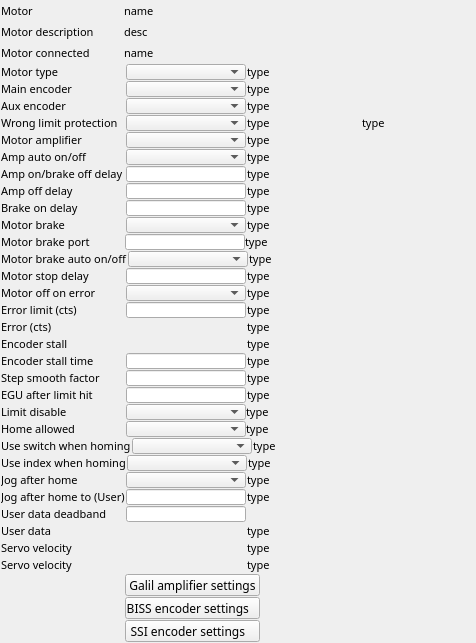
Qt form 3-6/GalilSup/op/ui/galil_motor_extras.ui (motorapp/Galil) before a commit.
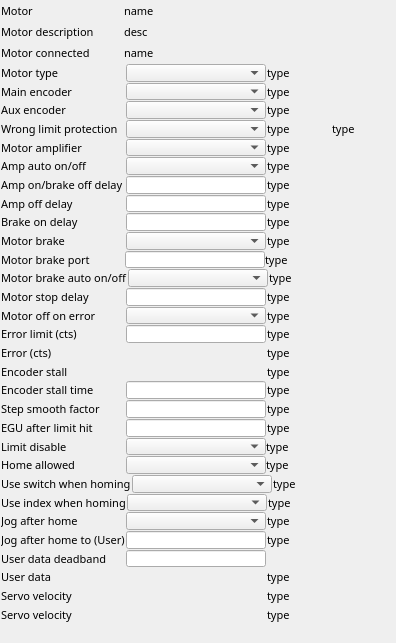
The same form after that commit. Custom widgets are drawn as their Qt base class.

```diff
--- a/3-6/GalilSup/op/ui/galil_motor_extras.ui
+++ b/3-6/GalilSup/op/ui/galil_motor_extras.ui
@@ -6,7 +6,7 @@
    <rect>
     <x>0</x>
     <y>0</y>
-    <width>476</width>
+    <width>396</width>
     <height>643</height>
    </rect>
   </property>
@@ -19,7 +19,7 @@
   <property name="windowTitle">
    <string>EFrame</string>
   </property>
-  <layout class="QVBoxLayout" name="verticalLayout" stretch="2,2,2,2,2,2,2,2,2,2,2,2,2,2,2,2,2,2,2,2,2,2,2,2,2,2,2,2,2,2,2,2,2,3,3,3">
+  <layout class="QVBoxLayout" name="verticalLayout" stretch="2,2,2,2,2,2,2,2,2,2,2,2,2,2,2,2,2,2,2,2,2,2,2,2,2,2,2,2,2,2,2,2,2,2">
    <property name="spacing">
     <number>1</number>
    </property>
@@ -285,10 +285,16 @@
        </property>
        <property name="minimumSize">
         <size>
-         <width>120</width>
+         <width>140</width>
          <height>1</height>
         </size>
        </property>
+       <property name="maximumSize">
+        <size>
+         <width>140</width>
+         <height>20</height>
+        </size>
+       </property>
        <property name="font">
         <font>
          <family>Abyssinica SIL</family>
@@ -370,13 +376,13 @@
        </property>
        <property name="minimumSize">
         <size>
-         <width>120</width>
+         <width>140</width>
          <height>1</height>
         </size>
        </property>
        <property name="maximumSize">
         <size>
-         <width>120</width>
+         <width>140</width>
          <height>16777215</height>
         </size>
        </property>
@@ -461,13 +467,13 @@
        </property>
        <property name="minimumSize">
         <size>
-         <width>120</width>
+         <width>140</width>
          <height>1</height>
         </size>
        </property>
        <property name="maximumSize">
         <size>
-         <width>120</width>
+         <width>140</width>
          <height>16777215</height>
         </size>
        </property>
@@ -552,10 +558,16 @@
        </property>
        <property name="minimumSize">
         <size>
-         <width>120</width>
+         <width>140</width>
          <height>1</height>
         </size>
        </property>
+       <property name="maximumSize">
+        <size>
+         <width>140</width>
+         <height>16777215</height>
+        </size>
+       </property>
        <property name="font">
         <font>
          <family>Abyssinica SIL</family>
@@ -669,10 +681,16 @@
        </property>
        <property name="minimumSize">
         <size>
-         <width>120</width>
+         <width>140</width>
          <height>1</height>
         </size>
        </property>
+       <property name="maximumSize">
+        <size>
+         <width>140</width>
+         <height>16777215</height>
+        </size>
+       </property>
        <property name="font">
         <font>
          <family>Abyssinica SIL</family>
@@ -754,10 +772,16 @@
        </property>
        <property name="minimumSize">
         <size>
-         <width>120</width>
+         <width>140</width>
          <height>1</height>
         </size>
        </property>
+       <property name="maximumSize">
+        <size>
+         <width>140</width>
+         <height>16777215</height>
+        </size>
+       </property>
        <property name="font">
         <font>
          <family>Abyssinica SIL</family>
@@ -839,10 +863,16 @@
        </property>
        <property name="minimumSize">
         <size>
-         <width>120</width>
+         <width>140</width>
          <height>1</height>
         </size>
        </property>
+       <property name="maximumSize">
+        <size>
+         <width>140</width>
+         <height>16777215</height>
+        </size>
+       </property>
        <property name="font">
         <font>
          <family>Abyssinica SIL</family>
@@ -927,10 +957,16 @@
        </property>
        <property name="minimumSize">
         <size>
-         <width>120</width>
+         <width>140</width>
          <height>1</height>
         </size>
        </property>
+       <property name="maximumSize">
+        <size>
+         <width>140</width>
+         <height>16777215</height>
+        </size>
+       </property>
        <property name="font">
         <font>
          <family>Abyssinica SIL</family>
@@ -1015,10 +1051,16 @@
        </property>
        <property name="minimumSize">
         <size>
-         <width>120</width>
+         <width>140</width>
          <height>1</height>
         </size>
        </property>
+       <property name="maximumSize">
+        <size>
+         <width>140</width>
+         <height>16777215</height>
+        </size>
+       </property>
        <property name="font">
         <font>
          <family>Abyssinica SIL</family>
@@ -1103,10 +1145,16 @@
        </property>
        <property name="minimumSize">
         <size>
-         <width>120</width>
+         <width>140</width>
          <height>1</height>
         </size>
        </property>
+       <property name="maximumSize">
+        <size>
+         <width>140</width>
+         <height>16777215</height>
+        </size>
+       </property>
        <property name="font">
         <font>
          <family>Abyssinica SIL</family>
@@ -1188,10 +1236,16 @@
        </property>
        <property name="minimumSize">
         <size>
-         <width>120</width>
+         <width>140</width>
          <height>1</height>
         </size>
        </property>
+       <property name="maximumSize">
+        <size>
+         <width>140</width>
+         <height>16777215</height>
+        </size>
+       </property>
        <property name="font">
         <font>
          <family>Abyssinica SIL</family>
@@ -1276,10 +1330,16 @@
        </property>
        <property name="minimumSize">
         <size>
-         <width>120</width>
+         <width>140</width>
          <height>1</height>
         </size>
        </property>
+       <property name="maximumSize">
+        <size>
+         <width>140</width>
+         <height>16777215</height>
+        </size>
+       </property>
        <property name="font">
         <font>
          <family>Abyssinica SIL</family>
@@ -1361,10 +1421,16 @@
        </property>
        <property name="minimumSize">
         <size>
-         <width>120</width>
+         <width>140</width>
          <height>1</height>
         </size>
        </property>
+       <property name="maximumSize">
+        <size>
+         <width>140</width>
+         <height>16777215</height>
+        </size>
+       </property>
        <property name="font">
         <font>
          <family>Abyssinica SIL</family>
@@ -1449,13 +1515,13 @@
        </property>
        <property name="minimumSize">
         <size>
-         <width>120</width>
+         <width>140</width>
          <height>1</height>
         </size>
        </property>
        <property name="maximumSize">
         <size>
-         <width>120</width>
+         <width>140</width>
          <height>16777215</height>
         </size>
        </property>
@@ -1540,10 +1606,16 @@
        </property>
        <property name="minimumSize">
         <size>
-         <width>120</width>
+         <width>140</width>
          <height>1</height>
         </size>
        </property>
+       <property name="maximumSize">
+        <size>
+         <width>140</width>
+         <height>16777215</height>
+        </size>
+       </property>
        <property name="font">
         <font>
          <family>Abyssinica SIL</family>
@@ -1603,7 +1675,7 @@
        </property>
        <property name="minimumSize">
         <size>
-         <width>245</width>
+         <width>265</width>
          <height>0</height>
         </size>
        </property>
@@ -1663,7 +1735,7 @@
        </property>
        <property name="minimumSize">
         <size>
-         <width>245</width>
+         <width>265</width>
          <height>0</height>
         </size>
        </property>
@@ -1748,10 +1820,16 @@
        </property>
        <property name="minimumSize">
         <size>
-         <width>120</width>
+         <width>140</width>
          <height>1</height>
         </size>
        </property>
+       <property name="maximumSize">
+        <size>
+         <width>140</width>
+         <height>16777215</height>
+        </size>
+       </property>
        <property name="font">
         <font>
          <family>Abyssinica SIL</family>
@@ -1836,10 +1914,16 @@
        </property>
        <property name="minimumSize">
         <size>
-         <width>120</width>
+         <width>140</width>
          <height>1</height>
         </size>
        </property>
+       <property name="maximumSize">
+        <size>
+         <width>140</width>
+         <height>16777215</height>
+        </size>
+       </property>
        <property name="font">
         <font>
          <family>Abyssinica SIL</family>
@@ -1924,10 +2008,16 @@
        </property>
        <property name="minimumSize">
         <size>
-         <width>120</width>
+         <width>140</width>
          <height>1</height>
         </size>
        </property>
+       <property name="maximumSize">
+        <size>
+         <width>140</width>
+         <height>16777215</height>
+        </size>
+       </property>
        <property name="font">
         <font>
          <family>Abyssinica SIL</family>
@@ -2012,10 +2102,16 @@
        </property>
        <property name="minimumSize">
         <size>
-         <width>120</width>
+         <width>140</width>
          <height>1</height>
         </size>
        </property>
+       <property name="maximumSize">
+        <size>
+         <width>140</width>
+         <height>16777215</height>
+        </size>
+       </property>
        <property name="font">
         <font>
          <family>Abyssinica SIL</family>
@@ -2097,10 +2193,16 @@
        </property>
        <property name="minimumSize">
         <size>
-         <width>120</width>
+         <width>140</width>
          <height>1</height>
         </size>
        </property>
+       <property name="maximumSize">
+        <size>
+         <width>140</width>
+         <height>16777215</height>
+        </size>
+       </property>
        <property name="font">
         <font>
          <family>Abyssinica SIL</family>
@@ -2182,10 +2284,16 @@
        </property>
        <property name="minimumSize">
         <size>
-         <width>120</width>
+         <width>140</width>
          <height>1</height>
         </size>
        </property>
+       <property name="maximumSize">
+        <size>
+         <width>140</width>
+         <height>16777215</height>
+        </size>
+       </property>
        <property name="font">
         <font>
          <family>Abyssinica SIL</family>
@@ -2267,10 +2375,16 @@
        </property>
        <property name="minimumSize">
         <size>
-         <width>120</width>
+         <width>140</width>
          <height>1</height>
         </size>
        </property>
+       <property name="maximumSize">
+        <size>
+         <width>140</width>
+         <height>16777215</height>
+        </size>
+       </property>
        <property name="font">
         <font>
          <family>Abyssinica SIL</family>
@@ -2352,10 +2466,16 @@
        </property>
        <property name="minimumSize">
         <size>
-         <width>120</width>
+         <width>140</width>
          <height>1</height>
         </size>
        </property>
+       <property name="maximumSize">
+        <size>
+         <width>140</width>
+         <height>16777215</height>
+        </size>
+       </property>
        <property name="font">
         <font>
          <family>Abyssinica SIL</family>
@@ -2437,10 +2557,16 @@
        </property>
        <property name="minimumSize">
         <size>
-         <width>120</width>
+         <width>140</width>
          <height>1</height>
         </size>
        </property>
+       <property name="maximumSize">
+        <size>
+         <width>140</width>
+         <height>16777215</height>
+        </size>
+       </property>
        <property name="font">
         <font>
          <family>Abyssinica SIL</family>
@@ -2525,10 +2651,16 @@
        </property>
        <property name="minimumSize">
         <size>
-         <width>120</width>
+         <width>140</width>
          <height>1</height>
         </size>
        </property>
+       <property name="maximumSize">
+        <size>
+         <width>140</width>
+         <height>16777215</height>
+        </size>
+       </property>
        <property name="font">
         <font>
          <family>Abyssinica SIL</family>
@@ -2573,7 +2705,7 @@
        </property>
        <property name="minimumSize">
         <size>
-         <width>245</width>
+         <width>265</width>
          <height>0</height>
         </size>
        </property>
@@ -2633,7 +2765,7 @@
        </property>
        <property name="minimumSize">
         <size>
-         <width>245</width>
+         <width>265</width>
          <height>0</height>
         </size>
        </property>
@@ -2693,7 +2825,7 @@
        </property>
        <property name="minimumSize">
         <size>
-         <width>245</width>
+         <width>265</width>
          <height>0</height>
         </size>
        </property>
@@ -2739,7 +2871,7 @@
     </layout>
    </item>
    <item>
-    <layout class="QHBoxLayout" name="horizontalLayout_36" stretch="0,0,0">
+    <layout class="QHBoxLayout" name="horizontalLayout_39" stretch="1,1,1">
      <property name="spacing">
       <number>1</number>
      </property>
@@ -2754,51 +2886,24 @@
        <property name="sizeHint" stdset="0">
         <size>
          <width>124</width>
-         <height>5</height>
+         <height>17</height>
         </size>
        </property>
       </spacer>
      </item>
      <item>
-      <widget class="QEPushButton" name="qepushbutton_8">
-       <property name="sizePolicy">
-        <sizepolicy hsizetype="Fixed" vsizetype="Preferred">
-         <horstretch>0</horstretch>
-         <verstretch>0</verstretch>
-        </sizepolicy>
-       </property>
+      <widget class="QEMenuButton" name="qemenubutton">
        <property name="minimumSize">
         <size>
-         <width>0</width>
+         <width>140</width>
          <height>1</height>
         </size>
        </property>
-       <property name="maximumSize">
-        <size>
-         <width>16777215</width>
-         <height>16777215</height>
-        </size>
+       <property name="labelText" stdset="0">
+        <string>More Settings</string>
        </property>
-       <property name="font">
-        <font>
-         <family>Abyssinica SIL</family>
-         <pointsize>9</pointsize>
-        </font>
-       </property>
-       <property name="text">
-        <string>Galil amplifier settings</string>
-       </property>
-       <property name="variableAsToolTip">
-        <bool>false</bool>
-       </property>
-       <property name="guiFile" stdset="0">
-        <string>galil_motors_amp.ui</string>
-       </property>
-       <property name="creationOption" stdset="0">
-        <enum>QEPushButton::NewWindow</enum>
-       </property>
-       <property name="prioritySubstitutions">
-        <string/>
+       <property name="menuEntries" stdset="0">
+        <string>&lt;MenuButton Version=&quot;1&quot;&gt; &lt;Item Name=&quot;BISS encoder&quot;&gt;  &lt;Window&gt;   &lt;UiFile&gt;galil_motors_biss.ui&lt;/UiFile&gt;   &lt;MacroSubstitutions&gt;&lt;/MacroSubstitutions&gt;   &lt;Customisation&gt;&lt;/Customisation&gt;   &lt;Create_Option&gt;NewWindow&lt;/Create_Option&gt;  &lt;/Window&gt; &lt;/Item&gt; &lt;Item Name=&quot;EtherCat&quot;&gt;  &lt;Window&gt;   &lt;UiFile&gt;galil_motors_ecat.ui&lt;/UiFile&gt;   &lt;MacroSubstitutions&gt;&lt;/MacroSubstitutions&gt;   &lt;Customisation&gt;&lt;/Customisation&gt;   &lt;Create_Option&gt;NewWindow&lt;/Create_Option&gt;  &lt;/Window&gt; &lt;/Item&gt; &lt;Item Name=&quot;Galil amplifier&quot;&gt;  &lt;Window&gt;   &lt;UiFile&gt;galil_motors_amp.ui&lt;/UiFile&gt;   &lt;MacroSubstitutions&gt;&lt;/MacroSubstitutions&gt;   &lt;Customisation&gt;&lt;/Customisation&gt;   &lt;Create_Option&gt;NewWindow&lt;/Create_Option&gt;  &lt;/Window&gt; &lt;/Item&gt; &lt;Item Name=&quot;SSI encoder&quot;&gt;  &lt;Window&gt;   &lt;UiFile&gt;galil_motors_ssi.ui&lt;/UiFile&gt;   &lt;MacroSubstitutions&gt;&lt;/MacroSubstitutions&gt;   &lt;Customisation&gt;&lt;/Customisation&gt;   &lt;Create_Option&gt;NewWindow&lt;/Create_Option&gt;  &lt;/Window&gt; &lt;/Item&gt;&lt;/MenuButton&gt;</string>
        </property>
       </widget>
      </item>
@@ -2812,166 +2917,8 @@
        </property>
        <property name="sizeHint" stdset="0">
         <size>
-         <width>40</width>
-         <height>5</height>
-        </size>
-       </property>
-      </spacer>
-     </item>
-    </layout>
-   </item>
-   <item>
-    <layout class="QHBoxLayout" name="horizontalLayout_37" stretch="1,0,1">
-     <property name="spacing">
-      <number>1</number>
-     </property>
-     <item>
-      <spacer name="horizontalSpacer_9">
-       <property name="orientation">
-        <enum>Qt::Horizontal</enum>
-       </property>
-       <property name="sizeType">
-        <enum>QSizePolicy::Fixed</enum>
-       </property>
-       <property name="sizeHint" stdset="0">
-        <size>
-         <width>124</width>
-         <height>5</height>
-        </size>
-       </property>
-      </spacer>
-     </item>
-     <item>
-      <widget class="QEPushButton" name="qepushbutton_9">
-       <property name="sizePolicy">
-        <sizepolicy hsizetype="Fixed" vsizetype="Preferred">
-         <horstretch>0</horstretch>
-         <verstretch>0</verstretch>
-        </sizepolicy>
-       </property>
-       <property name="minimumSize">
-        <size>
-         <width>0</width>
-         <height>1</height>
-        </size>
-       </property>
-       <property name="maximumSize">
-        <size>
-         <width>135</width>
-         <height>16777215</height>
-        </size>
-       </property>
-       <property name="font">
-        <font>
-         <family>Abyssinica SIL</family>
-         <pointsize>9</pointsize>
-        </font>
-       </property>
-       <property name="text">
-        <string>BISS encoder settings   </string>
-       </property>
-       <property name="variableAsToolTip">
-        <bool>false</bool>
-       </property>
-       <property name="guiFile" stdset="0">
-        <string>galil_motors_biss.ui</string>
-       </property>
-       <property name="creationOption" stdset="0">
-        <enum>QEPushButton::NewWindow</enum>
-       </property>
-       <property name="prioritySubstitutions">
-        <string/>
-       </property>
-      </widget>
-     </item>
-     <item>
-      <spacer name="horizontalSpacer_10">
-       <property name="orientation">
-        <enum>Qt::Horizontal</enum>
-       </property>
-       <property name="sizeHint" stdset="0">
-        <size>
-         <width>40</width>
-         <height>5</height>
-        </size>
-       </property>
-      </spacer>
-     </item>
-    </layout>
-   </item>
-   <item>
-    <layout class="QHBoxLayout" name="horizontalLayout_29" stretch="1,1,1">
-     <property name="spacing">
-      <number>1</number>
-     </property>
-     <item>
-      <spacer name="horizontalSpacer_4">
-       <property name="orientation">
-        <enum>Qt::Horizontal</enum>
-       </property>
-       <property name="sizeType">
-        <enum>QSizePolicy::Fixed</enum>
-       </property>
-       <property name="sizeHint" stdset="0">
-        <size>
-         <width>124</width>
-         <height>5</height>
-        </size>
-       </property>
-      </spacer>
-     </item>
-     <item>
-      <widget class="QEPushButton" name="qepushbutton_7">
-       <property name="sizePolicy">
-        <sizepolicy hsizetype="Fixed" vsizetype="Preferred">
-         <horstretch>0</horstretch>
-         <verstretch>0</verstretch>
-        </sizepolicy>
-       </property>
-       <property name="minimumSize">
-        <size>
-         <width>0</width>
-         <height>1</height>
-        </size>
-       </property>
-       <property name="maximumSize">
-        <size>
-         <width>135</width>
-         <height>16777215</height>
-        </size>
-       </property>
-       <property name="font">
-        <font>
-         <family>Abyssinica SIL</family>
-         <pointsize>9</pointsize>
-        </font>
-       </property>
-       <property name="text">
-        <string>SSI encoder settings   </string>
-       </property>
-       <property name="variableAsToolTip">
-        <bool>false</bool>
-       </property>
-       <property name="guiFile" stdset="0">
-        <string>galil_motors_ssi.ui</string>
-       </property>
-       <property name="creationOption" stdset="0">
-        <enum>QEPushButton::NewWindow</enum>
-       </property>
-       <property name="prioritySubstitutions">
-        <string/>
-       </property>
-      </widget>
-     </item>
-     <item>
-      <spacer name="horizontalSpacer_5">
-       <property name="orientation">
-        <enum>Qt::Horizontal</enum>
-       </property>
-       <property name="sizeHint" stdset="0">
-        <size>
-         <width>40</width>
-         <height>5</height>
+         <width>469</width>
+         <height>10</height>
         </size>
        </property>
       </spacer>
@@ -2996,17 +2943,17 @@
    <extends>QLineEdit</extends>
    <header>QELineEdit.h</header>
   </customwidget>
-  <customwidget>
-   <class>QEPushButton</class>
-   <extends>QPushButton</extends>
-   <header>QEPushButton.h</header>
-  </customwidget>
   <customwidget>
    <class>QEFrame</class>
    <extends>QFrame</extends>
    <header>QEFrame.h</header>
    <container>1</container>
   </customwidget>
+  <customwidget>
+   <class>QEMenuButton</class>
+   <extends>QWidget</extends>
+   <header>QEMenuButton.h</header>
+  </customwidget>
  </customwidgets>
  <resources/>
  <connections/>
```
Left out of the diff: 4 changed lines with no effect on the pictures.
